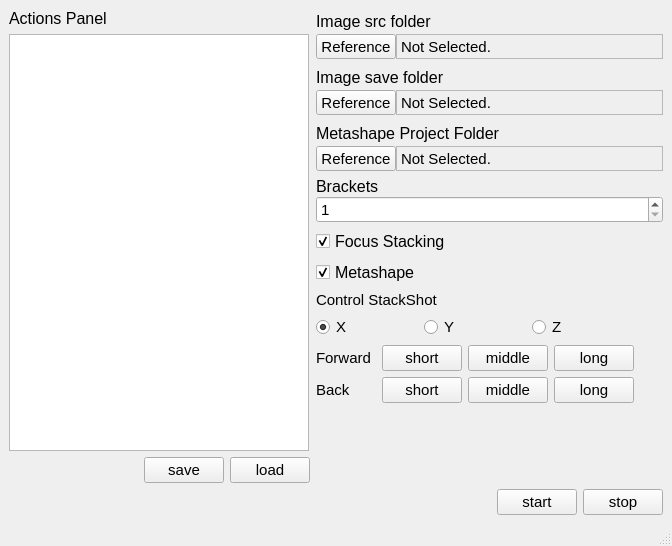
Old version of the form MainWindow.ui in the repository InteractiveGraphicsLab/StackShot3XAutoShooter.
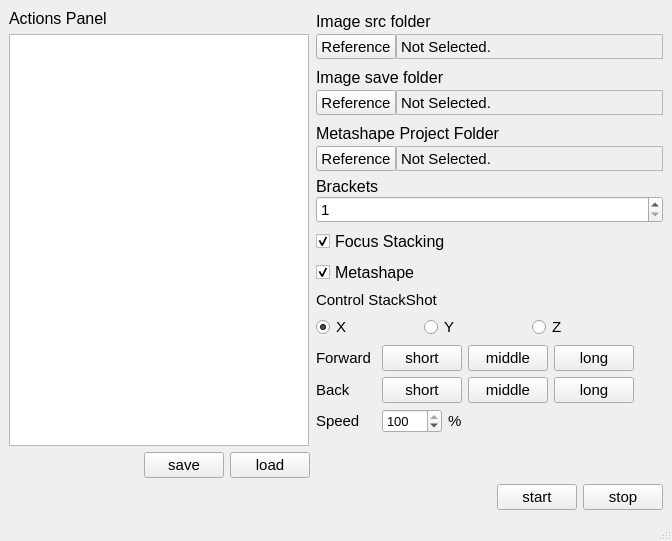
New version of the form.

Commit message: update gui for specify speed

Diff of the .ui file:
```diff
--- a/MainWindow.ui
+++ b/MainWindow.ui
@@ -7,7 +7,7 @@
     <x>0</x>
     <y>0</y>
     <width>672</width>
-    <height>546</height>
+    <height>541</height>
    </rect>
   </property>
   <property name="font">
@@ -19,11 +19,11 @@
    <string>MainWindow</string>
   </property>
   <widget class="QWidget" name="centralwidget">
-   <layout class="QHBoxLayout" name="horizontalLayout_11">
-    <item>
+   <layout class="QGridLayout" name="gridLayout">
+    <item row="0" column="0">
      <layout class="QVBoxLayout" name="verticalLayout_8">
       <item>
-       <layout class="QHBoxLayout" name="horizontalLayout_10">
+       <layout class="QHBoxLayout" name="horizontalLayout_11">
         <item>
          <layout class="QVBoxLayout" name="verticalLayout">
           <item>
@@ -560,7 +560,7 @@
            </widget>
           </item>
           <item>
-           <layout class="QHBoxLayout" name="horizontalLayout_9">
+           <layout class="QHBoxLayout" name="horizontalLayout_10">
             <item>
              <layout class="QVBoxLayout" name="verticalLayout_6">
               <item>
@@ -734,6 +734,74 @@
                 </item>
                </layout>
               </item>
+              <item>
+               <layout class="QHBoxLayout" name="horizontalLayout_9">
+                <item>
+                 <widget class="QLabel" name="label_4">
+                  <property name="minimumSize">
+                   <size>
+                    <width>60</width>
+                    <height>0</height>
+                   </size>
+                  </property>
+                  <property name="maximumSize">
+                   <size>
+                    <width>60</width>
+                    <height>16777215</height>
+                   </size>
+                  </property>
+                  <property name="font">
+                   <font>
+                    <pointsize>11</pointsize>
+                   </font>
+                  </property>
+                  <property name="text">
+                   <string>Speed</string>
+                  </property>
+                 </widget>
+                </item>
+                <item>
+                 <widget class="QSpinBox" name="speedPercent">
+                  <property name="minimumSize">
+                   <size>
+                    <width>60</width>
+                    <height>0</height>
+                   </size>
+                  </property>
+                  <property name="maximumSize">
+                   <size>
+                    <width>60</width>
+                    <height>16777215</height>
+                   </size>
+                  </property>
+                  <property name="maximum">
+                   <number>100</number>
+                  </property>
+                  <property name="value">
+                   <number>100</number>
+                  </property>
+                 </widget>
+                </item>
+                <item>
+                 <widget class="QLabel" name="label_5">
+                  <property name="minimumSize">
+                   <size>
+                    <width>15</width>
+                    <height>0</height>
+                   </size>
+                  </property>
+                  <property name="font">
+                   <font>
+                    <pointsize>11</pointsize>
+                   </font>
+                  </property>
+                  <property name="text">
+                   <string>%</string>
+                  </property>
+                 </widget>
+                </item>
+               </layout>
+              </item>
              </layout>
             </item>
             <item>
```
Left out of the diff: 6 changed lines with no effect on the pictures. The commit also changes 2 other files.
